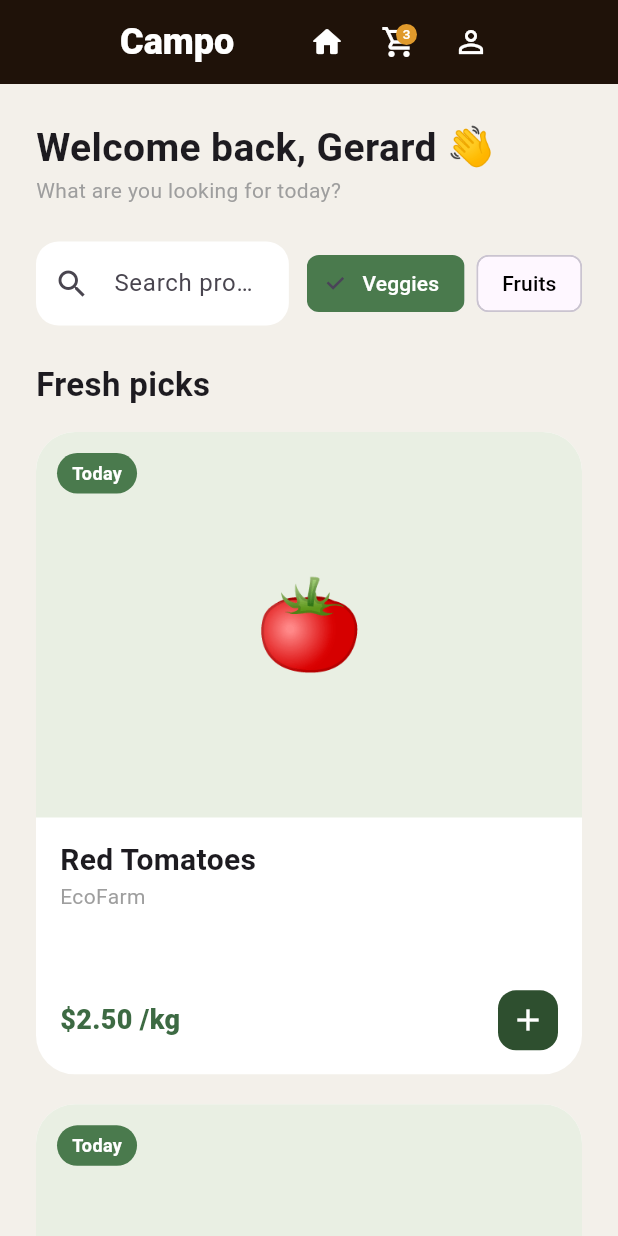
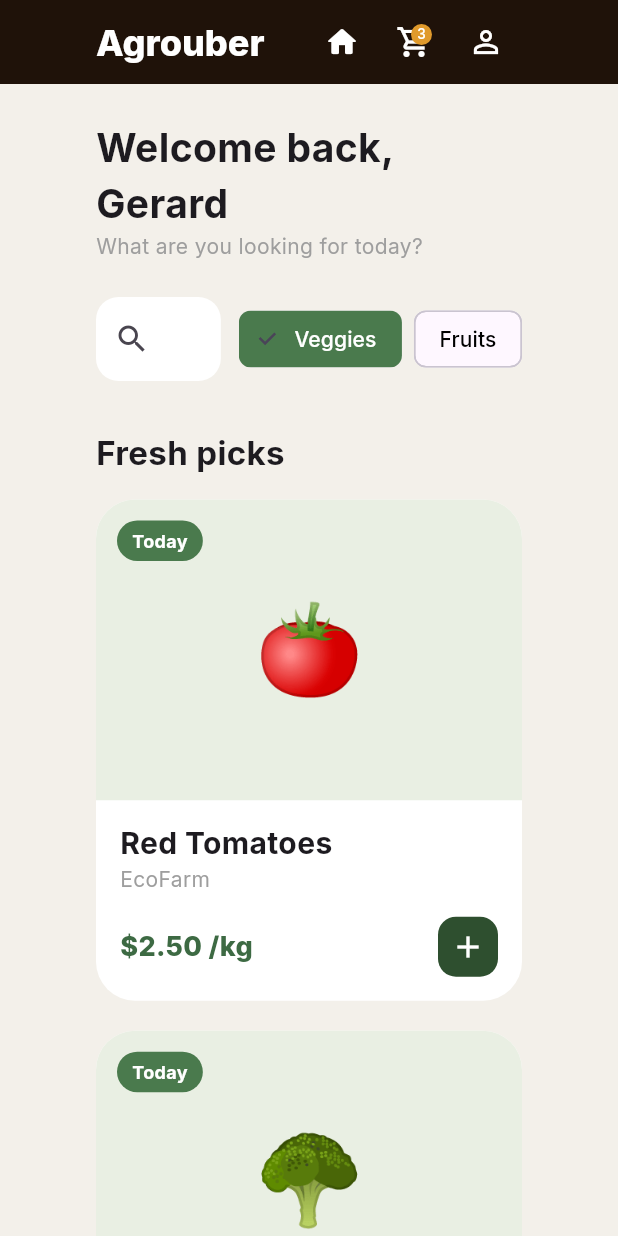
Before and after one commit to GerardoRMei/agrouber, a Flutter app: the screen it shows after launch, on a phone screen of 412 x 824 dp. Run offline on Flutter 3.47's test engine with Material 3 defaults, Android fonts, the phone set to English and light mode, and no system bars; our stand-ins replace google_fonts; Roboto replaces fonts that are missing (Arial).

Commit message:
Refactor final

```diff
--- a/lib/main.dart
+++ b/lib/main.dart
@@ -1,6 +1,6 @@
 import 'package:flutter/material.dart';
-// Importamos los nuevos archivos que creamos
 import 'pages/buyer_home_page.dart';
+import 'package:google_fonts/google_fonts.dart';
 
 void main() {
   runApp(const CampoApp());
@@ -17,7 +17,7 @@
       theme: ThemeData(
         useMaterial3: true,
         scaffoldBackgroundColor: const Color(0xFFF3F0EA),
-        fontFamily: 'Arial',
+        fontFamily: GoogleFonts.inter().fontFamily,
       ),
       home: const BuyerHomePage(),
     );
--- a/lib/pages/buyer_home_page.dart
+++ b/lib/pages/buyer_home_page.dart
@@ -1,6 +1,8 @@
 import 'package:flutter/material.dart';
 import '../models/product.dart';
 import '../widgets/product_card.dart';
+import '../widgets/home_app_bar.dart';
+import '../widgets/welcome_header.dart';
 
 class BuyerHomePage extends StatefulWidget {
   const BuyerHomePage({super.key});
@@ -22,100 +24,57 @@
 
   @override
   Widget build(BuildContext context) {
-    final filteredProducts = allProducts.where((p) {
-      final matchesSearch = p.name.toLowerCase().contains(_searchController.text.toLowerCase());
-      final matchesCategory = p.category == selectedCategory;
-      return matchesSearch && matchesCategory;
-    }).toList();
+    final filteredProducts = _getFilteredProducts();
 
     return Scaffold(
-      appBar: AppBar(
-        backgroundColor: const Color(0xFF1F1209),
-        elevation: 0,
-        title: Padding(
-          padding: EdgeInsets.only(left: 64.0),
-          child: const Text(
-            'Campo',
-            style: TextStyle(
-              fontSize: 24,
-              fontWeight: FontWeight.w800,
-              color: Colors.white,
-            ),
-          ),
-        ),
-        actions: [
-          // Iconos de navegación similares a los que tenías en el Sidebar
-          IconButton(
-            icon: const Icon(Icons.home_rounded, color: Colors.white),
-            onPressed: () {},
-          ),
-          IconButton(
-            icon: const Stack(
-              children: [
-                Icon(Icons.shopping_cart_outlined, color: Colors.white),
-                Positioned(
-                  right: 0,
-                  top: 0,
-                  child: CircleAvatar(
-                    radius: 7,
-                    backgroundColor: Color(0xFFE09A2C),
-                    child: Text('3', style: TextStyle(fontSize: 9, color: Colors.white)),
-                  ),
-                )
-              ],
-            ),
-            onPressed: () {},
-          ),
-          Padding(
-            padding: EdgeInsets.only(right: 64.0),
-            child: IconButton(
-              icon: const Icon(Icons.person_outline, color: Colors.white),
-              onPressed: () {},
-            ),
-          ),
-          const SizedBox(width: 10),
-        ],
-      ),
+      appBar: const HomeAppBar(),
       body: LayoutBuilder(
         builder: (context, constraints) {
           return SafeArea(
             child: SingleChildScrollView(
-              padding: const EdgeInsets.all(24.0),
+              padding: const EdgeInsets.symmetric(horizontal: 64.0, vertical: 24.0),
               child: Column(
                 crossAxisAlignment: CrossAxisAlignment.start,
                 children: [
-                  // Encabezado de bienvenida (ahora más limpio sin el botón de menú)
-                  const Text(
-                    'Welcome back, Gerard 👋',
-                    style: TextStyle(fontSize: 26, fontWeight: FontWeight.bold),
-                  ),
-                  const Text('What are you looking for today?', style: TextStyle(color: Colors.grey)),
+                  const WelcomeHeader(userName: 'Gerard'),
                   const SizedBox(height: 24),
                   _buildSearchAndFilters(),
-                  const SizedBox(height: 24),
+                  const SizedBox(height: 32),
                   const Text(
                     'Fresh picks',
                     style: TextStyle(fontSize: 22, fontWeight: FontWeight.bold),
                   ),
                   const SizedBox(height: 16),
-                  GridView.builder(
-                    shrinkWrap: true,
-                    physics: const NeverScrollableScrollPhysics(),
-                    gridDelegate: SliverGridDelegateWithFixedCrossAxisCount(
-                      crossAxisCount: constraints.maxWidth > 1200 ? 3 : (constraints.maxWidth > 700 ? 2 : 1),
-                      crossAxisSpacing: 20,
-                      mainAxisSpacing: 20,
-                      childAspectRatio: 0.85,
-                    ),
-                    itemCount: filteredProducts.length,
-                    itemBuilder: (context, index) => ProductCard(product: filteredProducts[index]),
-                  ),
+                  _buildProductGrid(filteredProducts, constraints),
                 ],
               ),
             ),
           );
         },
       ),
+    );
+  }
+
+  List<Product> _getFilteredProducts() {
+    return allProducts.where((p) {
+      final matchesSearch = p.name.toLowerCase().contains(_searchController.text.toLowerCase());
+      final matchesCategory = p.category == selectedCategory;
+      return matchesSearch && matchesCategory;
+    }).toList();
+  }
+
+  Widget _buildProductGrid(List<Product> products, BoxConstraints constraints) {
+    return GridView.builder(
+      shrinkWrap: true,
+      physics: const NeverScrollableScrollPhysics(),
+      gridDelegate: SliverGridDelegateWithFixedCrossAxisCount(
+        crossAxisCount: constraints.maxWidth > 1200 ? 3 : (constraints.maxWidth > 800 ? 2 : 1),
+        crossAxisSpacing: 20,
+        mainAxisSpacing: 20,
+        childAspectRatio: 0.85,
+      ),
+      itemCount: products.length,
+      itemBuilder: (context, index) => ProductCard(product: products[index]),
     );
   }
 
@@ -152,9 +111,7 @@
       label: Text(category),
       selected: isSelected,
       onSelected: (bool selected) {
-        setState(() {
-          selectedCategory = category;
-        });
+        setState(() => selectedCategory = category);
       },
       selectedColor: const Color(0xFF4A7A4D),
       labelStyle: TextStyle(color: isSelected ? Colors.white : Colors.black),
--- /dev/null
+++ b/lib/widgets/home_app_bar.dart
@@ -0,0 +1,71 @@
+import 'package:flutter/material.dart';
+
+class HomeAppBar extends StatelessWidget implements PreferredSizeWidget {
+  const HomeAppBar({super.key});
+
+  @override
+  Widget build(BuildContext context) {
+    return AppBar(
+      backgroundColor: const Color(0xFF1F1209),
+      elevation: 0,
+      centerTitle: false,
+      title: const Padding(
+        padding: EdgeInsets.only(left: 48.0),
+        child: Text(
+          'Agrouber',
+          style: TextStyle(
+            fontSize: 24,
+            fontWeight: FontWeight.w800,
+            color: Colors.white,
+          ),
+        ),
+      ),
+      actions: [
+        IconButton(
+          icon: const Icon(Icons.home_rounded, color: Colors.white),
+          onPressed: () {},
+        ),
+        const _CartAction(count: '3'),
+        Padding(
+          padding: const EdgeInsets.only(right: 64.0),
+          child: IconButton(
+            icon: const Icon(Icons.person_outline, color: Colors.white),
+            onPressed: () {},
+          ),
+        ),
+      ],
+    );
+  }
+
+  @override
+  Size get preferredSize => const Size.fromHeight(kToolbarHeight);
+}
+
+class _CartAction extends StatelessWidget {
+  final String count;
+  const _CartAction({required this.count});
+
+  @override
+  Widget build(BuildContext context) {
+    return IconButton(
+      icon: Stack(
+        children: [
+          const Icon(Icons.shopping_cart_outlined, color: Colors.white),
+          Positioned(
+            right: 0,
+            top: 0,
+            child: CircleAvatar(
+              radius: 7,
+              backgroundColor: const Color(0xFFE09A2C),
+              child: Text(
+                count,
+                style: const TextStyle(fontSize: 9, color: Colors.white),
+              ),
+            ),
+          )
+        ],
+      ),
+      onPressed: () {},
+    );
+  }
+}
--- /dev/null
+++ b/lib/widgets/welcome_header.dart
@@ -0,0 +1,23 @@
+import 'package:flutter/material.dart';
+
+class WelcomeHeader extends StatelessWidget {
+  final String userName;
+  const WelcomeHeader({super.key, required this.userName});
+
+  @override
+  Widget build(BuildContext context) {
+    return Column(
+      crossAxisAlignment: CrossAxisAlignment.start,
+      children: [
+        Text(
+          'Welcome back, $userName',
+          style: const TextStyle(fontSize: 26, fontWeight: FontWeight.bold),
+        ),
+        const Text(
+          'What are you looking for today?',
+          style: TextStyle(color: Colors.grey),
+        ),
+      ],
+    );
+  }
+}
--- a/pubspec.yaml
+++ b/pubspec.yaml
@@ -30,6 +30,8 @@
 dependencies:
   flutter:
     sdk: flutter
+
+  google_fonts: ^6.2.1
 
   # The following adds the Cupertino Icons font to your application.
   # Use with the CupertinoIcons class for iOS style icons.
```
Also changed, not shown: pubspec.lock.
